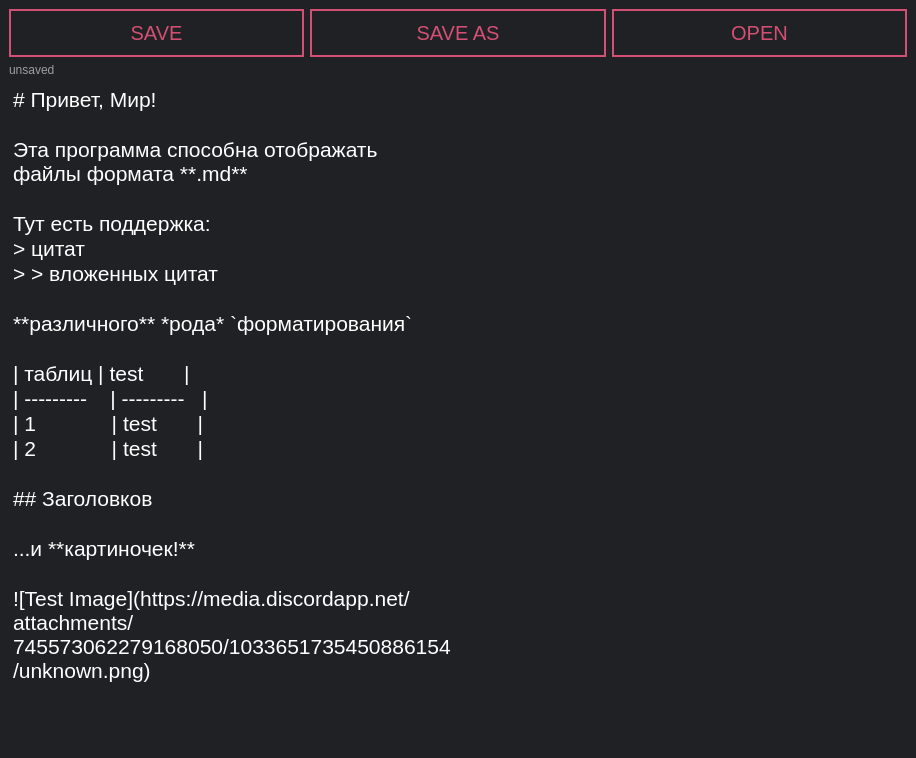
The window that client/uic_files/main.ui (radyshenkya/fastnote) describes before a commit, drawn with Qt 5.
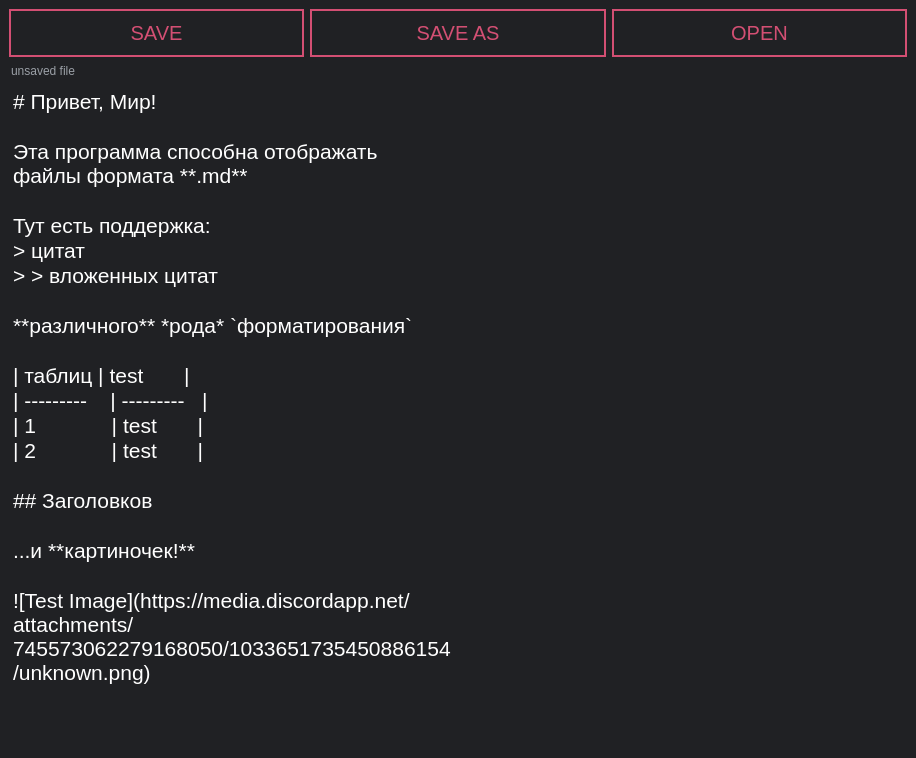
The same window after the commit. Custom widgets are drawn as their Qt base class.

The edit to the form file:
```diff
--- a/client/uic_files/main.ui
+++ b/client/uic_files/main.ui
@@ -30,8 +30,40 @@
 }
 
 QPushButton:hover {
-	border-color: #FFF;
-	color: #FFF;
+	border-color: #06BA63;
+	color: #06BA63;
+}
+
+QScrollBar:vertical {
+	border: none;
+	width: 15px;
+}
+
+QScrollBar::handle:vertical {
+	background:#D34F73;
+	width: 14px;
+}
+
+QScrollBar::handle:vertical:hover {
+	background:#06BA63;
+	width: 14px;
+}
+
+QScrollBar::add-line:vertical {
+height: 0px;
+}
+
+QScrollBar::sub-line:vertical {
+height: 0px;
+}
+
+QScrollBar::add-page:vertical, QScrollBar::sub-page:vertical {
+height: 0px;
+}
+
+
+QScrollBar:up-arrow:vertical, QScrollBar::down-arrow:vertical {
+          height: 0px;
 }</string>
   </property>
   <widget class="QWidget" name="centralwidget">
@@ -62,14 +94,17 @@
      </layout>
     </item>
     <item>
-     <widget class="QLabel" name="current_file_label">
+     <widget class="QLineEdit" name="current_file_label">
       <property name="styleSheet">
        <string notr="true">* {
 	color: #9A9FA6;
 }</string>
       </property>
       <property name="text">
-       <string>unsaved</string>
+       <string>unsaved file</string>
+      </property>
+      <property name="readOnly">
+       <bool>true</bool>
       </property>
      </widget>
     </item>
```
